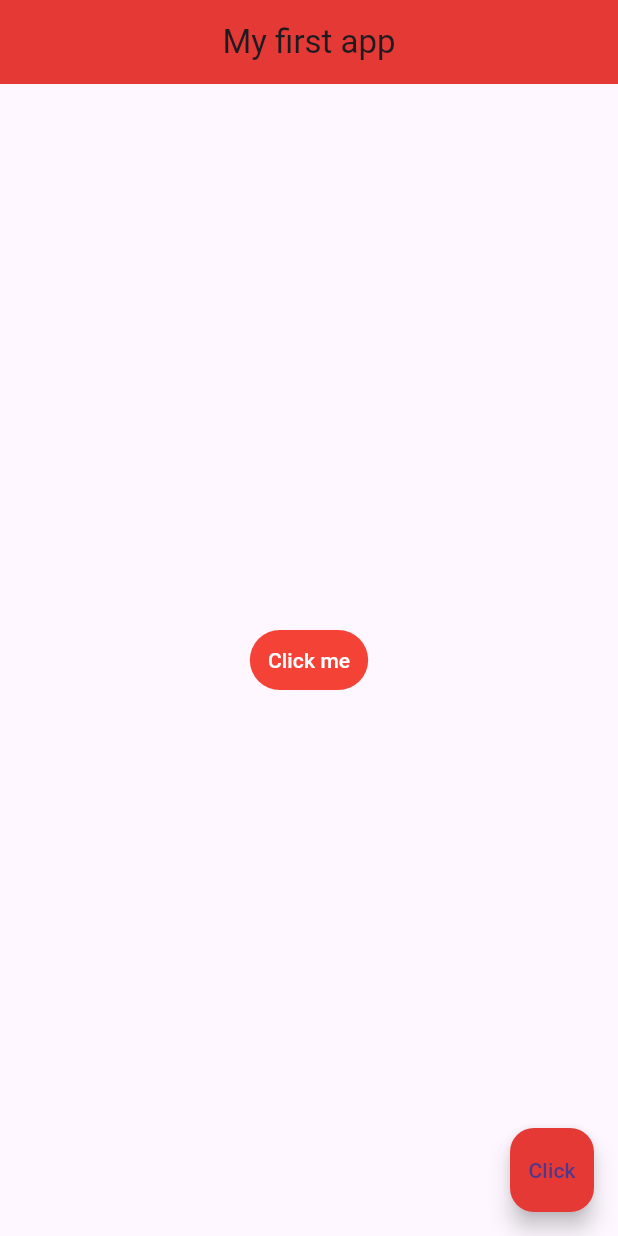
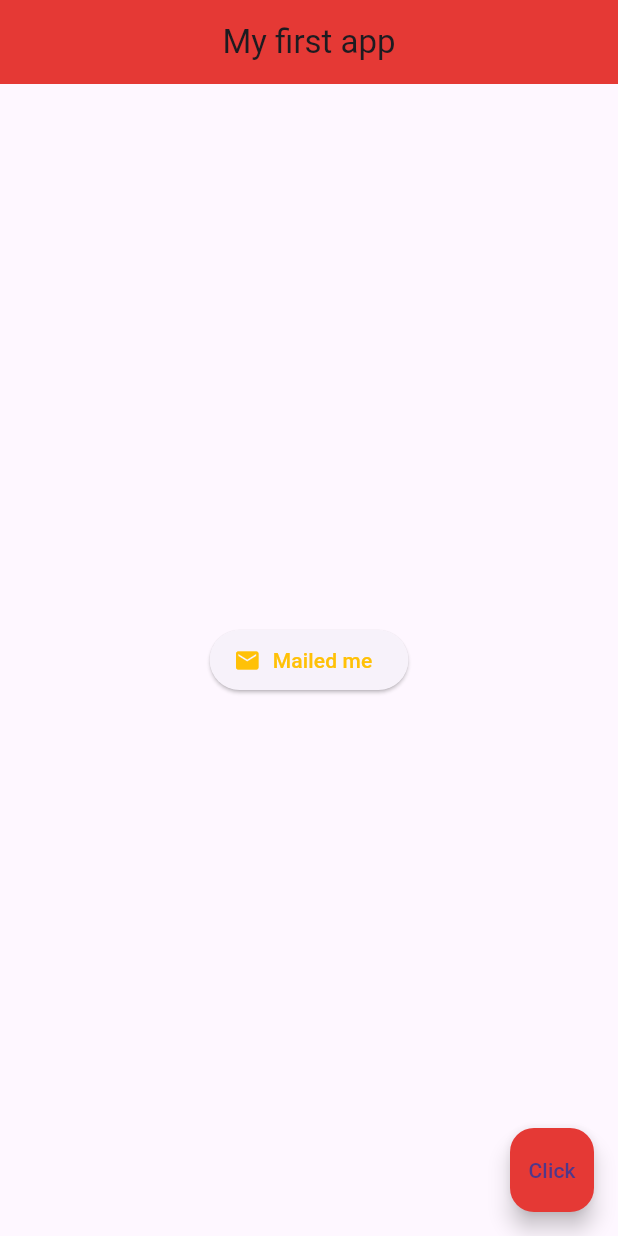
Before and after one commit to AhmadDaneil/tutorial, a Flutter app: the screen it shows after launch, on a phone screen of 412 x 824 dp. Run offline on Flutter 3.47's test engine with Material 3 defaults, Android fonts, the phone set to English and light mode, and no system bars.

Commit message:
Icon in button

```diff
--- a/lib/main.dart
+++ b/lib/main.dart
@@ -21,15 +21,15 @@ class Home extends StatelessWidget{
     ),
     body: Center(
       //You can use ElevatedButton, TextButton and OutlinedButton.
-      child: TextButton(
-        onPressed: () {
-          print('you clicked me');
-        },
+      child: ElevatedButton.icon(
+        onPressed: () {},
+        icon: Icon(
+          Icons.mail,
+        ),
+        label: Text('Mailed me'),
         style: ButtonStyle(
-          backgroundColor: MaterialStateProperty.all(Colors.red),
-          foregroundColor: MaterialStateProperty.all(Colors.white),
-        ),
-        child: Text('Click me'),
+          foregroundColor: MaterialStateProperty.all(Colors.amber),
+        )
       ),
       ),
       floatingActionButton: FloatingActionButton(
```
